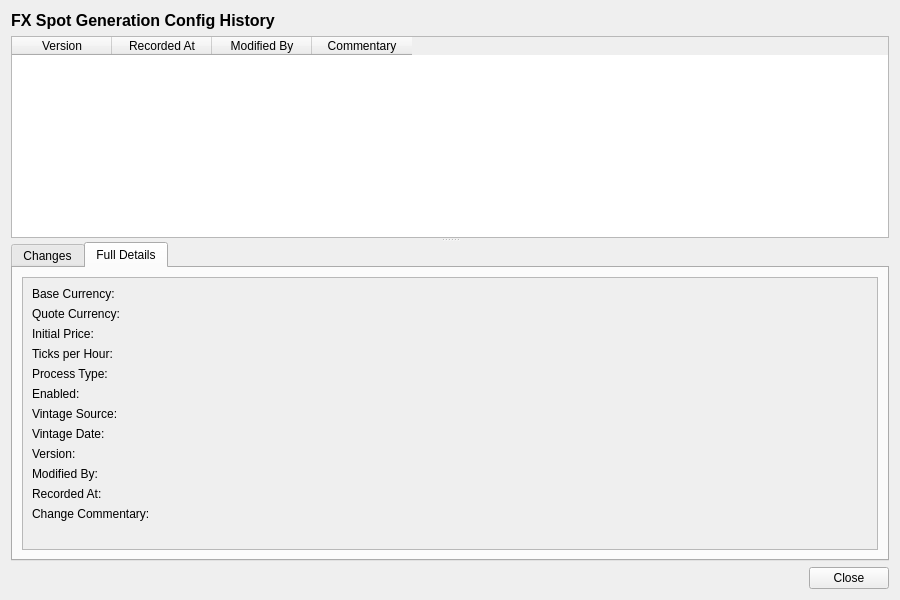
Qt form projects/ores.qt/synthetic/ui/FxSpotGenerationConfigHistoryDialog.ui (OreStudio/OreStudio) before a commit.
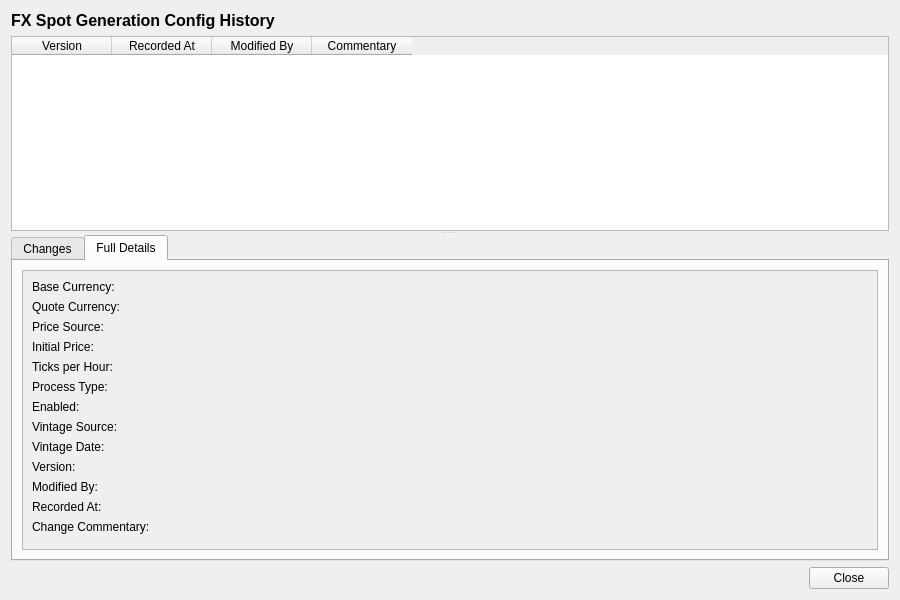
The same form after that commit. The open tabs and pages were chosen to show the change.

Commit message: [synthetic] Add price_source discriminator for fixed vs vintage-derived spot

Patch:
```diff
--- a/projects/ores.qt/synthetic/ui/FxSpotGenerationConfigHistoryDialog.ui
+++ b/projects/ores.qt/synthetic/ui/FxSpotGenerationConfigHistoryDialog.ui
@@ -178,139 +178,153 @@
                 </widget>
                </item>
                <item row="2" column="0">
+                <widget class="QLabel" name="price_sourceLabel">
+                 <property name="text">
+                  <string>Price Source:</string>
+                 </property>
+                </widget>
+               </item>
+               <item row="2" column="1">
+                <widget class="QLabel" name="priceSourceValue">
+                 <property name="text">
+                  <string/>
+                 </property>
+                </widget>
+               </item>
+               <item row="3" column="0">
                 <widget class="QLabel" name="gmm_initial_priceLabel">
                  <property name="text">
                   <string>Initial Price:</string>
                  </property>
                 </widget>
                </item>
-               <item row="2" column="1">
+               <item row="3" column="1">
                 <widget class="QLabel" name="gmmInitialPriceValue">
                  <property name="text">
                   <string/>
                  </property>
                 </widget>
                </item>
-               <item row="3" column="0">
+               <item row="4" column="0">
                 <widget class="QLabel" name="ticks_per_hourLabel">
                  <property name="text">
                   <string>Ticks per Hour:</string>
                  </property>
                 </widget>
                </item>
-               <item row="3" column="1">
+               <item row="4" column="1">
                 <widget class="QLabel" name="ticksPerHourValue">
                  <property name="text">
                   <string/>
                  </property>
                 </widget>
                </item>
-               <item row="4" column="0">
+               <item row="5" column="0">
                 <widget class="QLabel" name="process_typeLabel">
                  <property name="text">
                   <string>Process Type:</string>
                  </property>
                 </widget>
                </item>
-               <item row="4" column="1">
+               <item row="5" column="1">
                 <widget class="QLabel" name="processTypeValue">
                  <property name="text">
                   <string/>
                  </property>
                 </widget>
                </item>
-               <item row="5" column="0">
+               <item row="6" column="0">
                 <widget class="QLabel" name="enabledLabel">
                  <property name="text">
                   <string>Enabled:</string>
                  </property>
                 </widget>
                </item>
-               <item row="5" column="1">
+               <item row="6" column="1">
                 <widget class="QLabel" name="enabledCheck">
                  <property name="text">
                   <string/>
                  </property>
                 </widget>
                </item>
-               <item row="6" column="0">
+               <item row="7" column="0">
                 <widget class="QLabel" name="vintage_sourceLabel">
                  <property name="text">
                   <string>Vintage Source:</string>
                  </property>
                 </widget>
                </item>
-               <item row="6" column="1">
+               <item row="7" column="1">
                 <widget class="QLabel" name="vintageSourceValue">
                  <property name="text">
                   <string/>
                  </property>
                 </widget>
                </item>
-               <item row="7" column="0">
+               <item row="8" column="0">
                 <widget class="QLabel" name="vintage_dateLabel">
                  <property name="text">
                   <string>Vintage Date:</string>
                  </property>
                 </widget>
                </item>
-               <item row="7" column="1">
+               <item row="8" column="1">
                 <widget class="QLabel" name="vintageDateValue">
                  <property name="text">
                   <string/>
                  </property>
                 </widget>
                </item>
-               <item row="8" column="0">
+               <item row="9" column="0">
                 <widget class="QLabel" name="versionNumberLabel">
                  <property name="text">
                   <string>Version:</string>
                  </property>
                 </widget>
                </item>
-               <item row="8" column="1">
+               <item row="9" column="1">
                 <widget class="QLabel" name="versionNumberValue">
                  <property name="text">
                   <string/>
                  </property>
                 </widget>
                </item>
-               <item row="9" column="0">
+               <item row="10" column="0">
                 <widget class="QLabel" name="modifiedByLabel">
                  <property name="text">
                   <string>Modified By:</string>
                  </property>
                 </widget>
                </item>
-               <item row="9" column="1">
+               <item row="10" column="1">
                 <widget class="QLabel" name="modifiedByValue">
                  <property name="text">
                   <string/>
                  </property>
                 </widget>
                </item>
-               <item row="10" column="0">
+               <item row="11" column="0">
                 <widget class="QLabel" name="recordedAtLabel">
                  <property name="text">
                   <string>Recorded At:</string>
                  </property>
                 </widget>
                </item>
-               <item row="10" column="1">
+               <item row="11" column="1">
                 <widget class="QLabel" name="recordedAtValue">
                  <property name="text">
                   <string/>
                  </property>
                 </widget>
                </item>
-               <item row="11" column="0">
+               <item row="12" column="0">
                 <widget class="QLabel" name="changeCommentaryLabel">
                  <property name="text">
                   <string>Change Commentary:</string>
                  </property>
                 </widget>
                </item>
-               <item row="11" column="1">
+               <item row="12" column="1">
                 <widget class="QLabel" name="changeCommentaryValue">
                  <property name="text">
                   <string/>
```
The commit also changes 16 other files.
